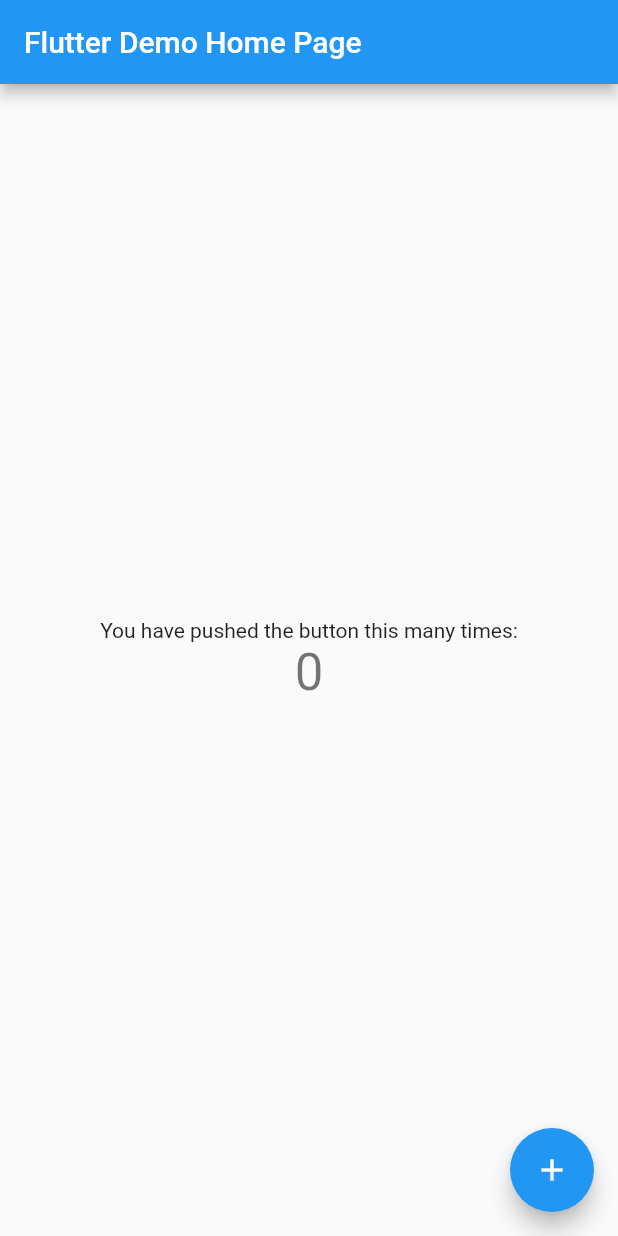
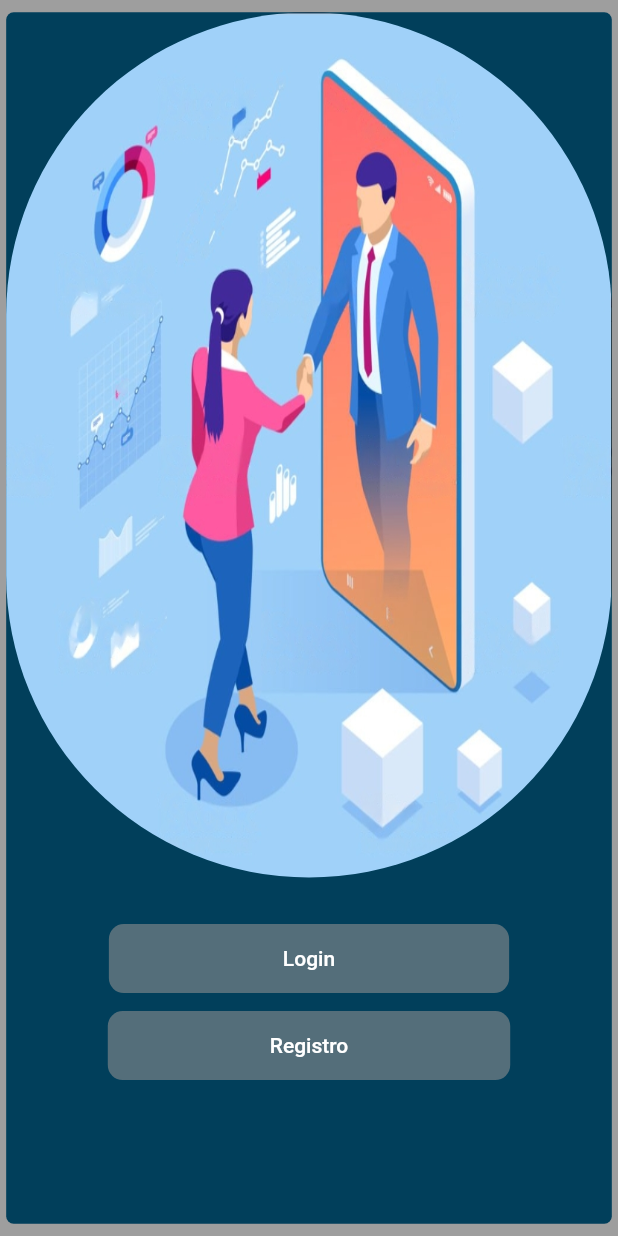
Before and after one commit to Alejandro-Junquera/GoSwapp, a Flutter app: the screen it shows after launch, on a phone screen of 412 x 824 dp. Run offline on Flutter 3.47's test engine with Material 2 defaults, Android fonts, the light colour scheme and no system bars.

Commit message:
Inicio provisional

```diff
--- a/lib/main.dart
+++ b/lib/main.dart
@@ -1,115 +1,39 @@
 import 'package:flutter/material.dart';
+import 'package:flutter/services.dart';
+import 'package:provider/provider.dart';
 
-void main() {
-  runApp(const MyApp());
+import 'screens/inicio.dart';
+
+void main() => runApp(AppState());
+
+class AppState extends StatelessWidget {
+  const AppState({super.key});
+
+  @override
+  Widget build(BuildContext context) {
+    SystemChrome.setPreferredOrientations([
+      DeviceOrientation.portraitUp,
+      DeviceOrientation.portraitDown,
+    ]);
+    return MyApp();
+  }
 }
 
 class MyApp extends StatelessWidget {
   const MyApp({super.key});
 
-  // This widget is the root of your application.
   @override
   Widget build(BuildContext context) {
     return MaterialApp(
-      title: 'Flutter Demo',
-      theme: ThemeData(
-        // This is the theme of your application.
-        //
-        // Try running your application with "flutter run". You'll see the
-        // application has a blue toolbar. Then, without quitting the app, try
-        // changing the primarySwatch below to Colors.green and then invoke
-        // "hot reload" (press "r" in the console where you ran "flutter run",
-        // or simply save your changes to "hot reload" in a Flutter IDE).
-        // Notice that the counter didn't reset back to zero; the application
-        // is not restarted.
-        primarySwatch: Colors.blue,
-      ),
-      home: const MyHomePage(title: 'Flutter Demo Home Page'),
-    );
+        debugShowCheckedModeBanner: false,
+        title: 'GoSwap',
+        initialRoute: 'inicio',
+        routes: {
+          'inicio': (_) => InicioScreen(),
+          //'login': (_) => LoginScreen(),
+          //'register': (_) => RegisterScreen(),
+        },
+        theme: ThemeData.light()
+            .copyWith(scaffoldBackgroundColor: Colors.grey[300]));
   }
 }
-
-class MyHomePage extends StatefulWidget {
-  const MyHomePage({super.key, required this.title});
-
-  // This widget is the home page of your application. It is stateful, meaning
-  // that it has a State object (defined below) that contains fields that affect
-  // how it looks.
-
-  // This class is the configuration for the state. It holds the values (in this
-  // case the title) provided by the parent (in this case the App widget) and
-  // used by the build method of the State. Fields in a Widget subclass are
-  // always marked "final".
-
-  final String title;
-
-  @override
-  State<MyHomePage> createState() => _MyHomePageState();
-}
-
-class _MyHomePageState extends State<MyHomePage> {
-  int _counter = 0;
-
-  void _incrementCounter() {
-    setState(() {
-      // This call to setState tells the Flutter framework that something has
-      // changed in this State, which causes it to rerun the build method below
-      // so that the display can reflect the updated values. If we changed
-      // _counter without calling setState(), then the build method would not be
-      // called again, and so nothing would appear to happen.
-      _counter++;
-    });
-  }
-
-  @override
-  Widget build(BuildContext context) {
-    // This method is rerun every time setState is called, for instance as done
-    // by the _incrementCounter method above.
-    //
-    // The Flutter framework has been optimized to make rerunning build methods
-    // fast, so that you can just rebuild anything that needs updating rather
-    // than having to individually change instances of widgets.
-    return Scaffold(
-      appBar: AppBar(
-        // Here we take the value from the MyHomePage object that was created by
-        // the App.build method, and use it to set our appbar title.
-        title: Text(widget.title),
-      ),
-      body: Center(
-        // Center is a layout widget. It takes a single child and positions it
-        // in the middle of the parent.
-        child: Column(
-          // Column is also a layout widget. It takes a list of children and
-          // arranges them vertically. By default, it sizes itself to fit its
-          // children horizontally, and tries to be as tall as its parent.
-          //
-          // Invoke "debug painting" (press "p" in the console, choose the
-          // "Toggle Debug Paint" action from the Flutter Inspector in Android
-          // Studio, or the "Toggle Debug Paint" command in Visual Studio Code)
-          // to see the wireframe for each widget.
-          //
-          // Column has various properties to control how it sizes itself and
-          // how it positions its children. Here we use mainAxisAlignment to
-          // center the children vertically; the main axis here is the vertical
-          // axis because Columns are vertical (the cross axis would be
-          // horizontal).
-          mainAxisAlignment: MainAxisAlignment.center,
-          children: <Widget>[
-            const Text(
-              'You have pushed the button this many times:',
-            ),
-            Text(
-              '$_counter',
-              style: Theme.of(context).textTheme.headline4,
-            ),
-          ],
-        ),
-      ),
-      floatingActionButton: FloatingActionButton(
-        onPressed: _incrementCounter,
-        tooltip: 'Increment',
-        child: const Icon(Icons.add),
-      ), // This trailing comma makes auto-formatting nicer for build methods.
-    );
-  }
-}
--- /dev/null
+++ b/lib/screens/inicio.dart
@@ -0,0 +1,68 @@
+import 'package:flutter/material.dart';
+
+class InicioScreen extends StatelessWidget {
+  const InicioScreen({super.key});
+
+  @override
+  Widget build(BuildContext context) {
+    return Container(
+      color: Colors.grey,
+      child: FractionallySizedBox(
+        widthFactor: 0.98,
+        heightFactor: 0.98,
+        child: Container(
+          decoration: BoxDecoration(
+            color: Color.fromARGB(255, 1, 63, 91),
+            borderRadius: BorderRadius.circular(5),
+          ),
+          child: Column(children: [
+            Container(
+              width: MediaQuery.of(context).size.width,
+              height: MediaQuery.of(context).size.height * 0.70,
+              child: ClipRRect(
+                borderRadius: BorderRadius.circular(300),
+                child: Image(
+                    fit: BoxFit.fill,
+                    image: AssetImage("assets/images/trueque.png")),
+              ),
+            ),
+            SizedBox(height: 30),
+            MaterialButton(
+              shape: RoundedRectangleBorder(
+                  borderRadius: BorderRadius.circular(10)),
+              disabledColor: Colors.grey,
+              elevation: 0,
+              color: Colors.blueGrey[600],
+              onPressed: () {},
+              child: Container(
+                padding:
+                    const EdgeInsets.symmetric(horizontal: 100, vertical: 15),
+                child: Text(
+                  'Login',
+                  style: const TextStyle(color: Colors.white),
+                ),
+              ),
+            ),
+            SizedBox(height: 10),
+            MaterialButton(
+              shape: RoundedRectangleBorder(
+                  borderRadius: BorderRadius.circular(10)),
+              disabledColor: Colors.grey,
+              elevation: 0,
+              color: Colors.blueGrey[600],
+              onPressed: () {},
+              child: Container(
+                padding:
+                    const EdgeInsets.symmetric(horizontal: 92, vertical: 15),
+                child: Text(
+                  'Registro',
+                  style: const TextStyle(color: Colors.white),
+                ),
+              ),
+            ),
+          ]),
+        ),
+      ),
+    );
+  }
+}
--- /dev/null
+++ b/lib/screens/screens.dart
@@ -0,0 +1 @@
+export 'package:flutter_aplicacion_ganadora/screens/inicio.dart';
--- a/pubspec.yaml
+++ b/pubspec.yaml
@@ -38,6 +38,7 @@
   cupertino_icons: ^1.0.2
 
 dev_dependencies:
+  provider: ^6.0.4
   flutter_test:
     sdk: flutter
 
@@ -60,9 +61,8 @@
   uses-material-design: true
 
   # To add assets to your application, add an assets section, like this:
-  # assets:
-  #   - images/a_dot_burr.jpeg
-  #   - images/a_dot_ham.jpeg
+  assets:
+    - assets/images/trueque.png
 
   # An image asset can refer to one or more resolution-specific "variants", see
   # https://flutter.dev/assets-and-images/#resolution-aware
```
Also changed, not shown: assets/images/trueque.png (added), pubspec.lock.
